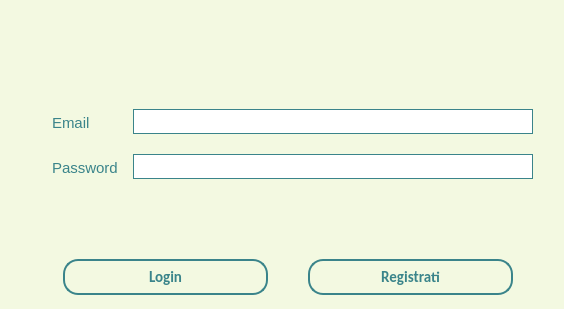
The window that Client/loginpage.ui (MarcoFlo/Google-Drive) describes before a commit, drawn with Qt 5.
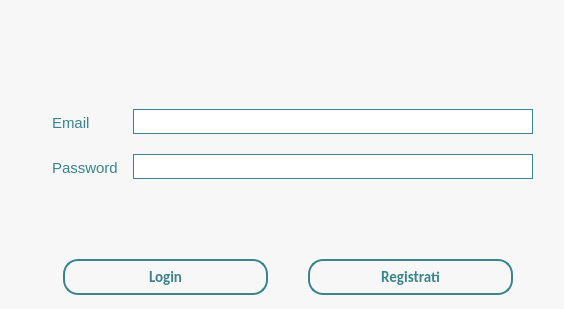
The same window after the commit. Icons and pictures are not drawn.

Commit message: piccole modifiche interfaccia

Patch:
```diff
--- a/Client/loginpage.ui
+++ b/Client/loginpage.ui
@@ -20,7 +20,7 @@
    <string>LoginPage</string>
   </property>
   <property name="styleSheet">
-   <string notr="true">background-color: rgb(243, 249, 225);
+   <string notr="true">background-color: rgb(247, 247, 247);
 border-color:10px solid black;</string>
   </property>
   <widget class="QWidget" name="centralWidget">
@@ -491,12 +491,7 @@
 color: #3a848a;
 font-size: 15px;
 font-family: 'Calibri';
-border-radius: 15px;
-
-selection-color: rgb(255, 255, 255);
-selection-background-color:#3a848a ;
-
-highlight-background-color: #3a848a;</string>
+border-radius: 15px;</string>
            </property>
            <property name="text">
             <string>Login</string>
@@ -532,10 +527,7 @@
 color: #3a848a;
 font-size: 15px;
 font-family: 'Calibri';
-border-radius: 15px;
-
-selection-color: rgb(255, 255, 255);
-selection-background-color:#3a848a ;</string>
+border-radius: 15px;</string>
            </property>
            <property name="text">
             <string>Registrati</string>
```
Left out of the diff: 2 changed lines with no effect on the pictures. The commit also changes 4 other files.
